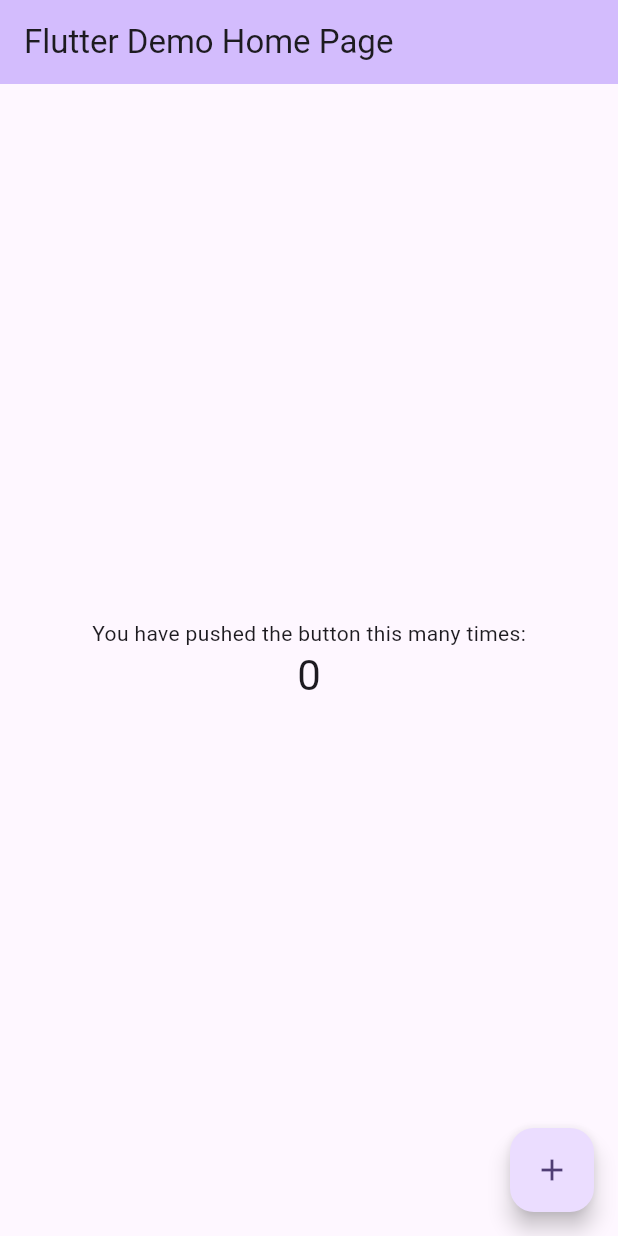
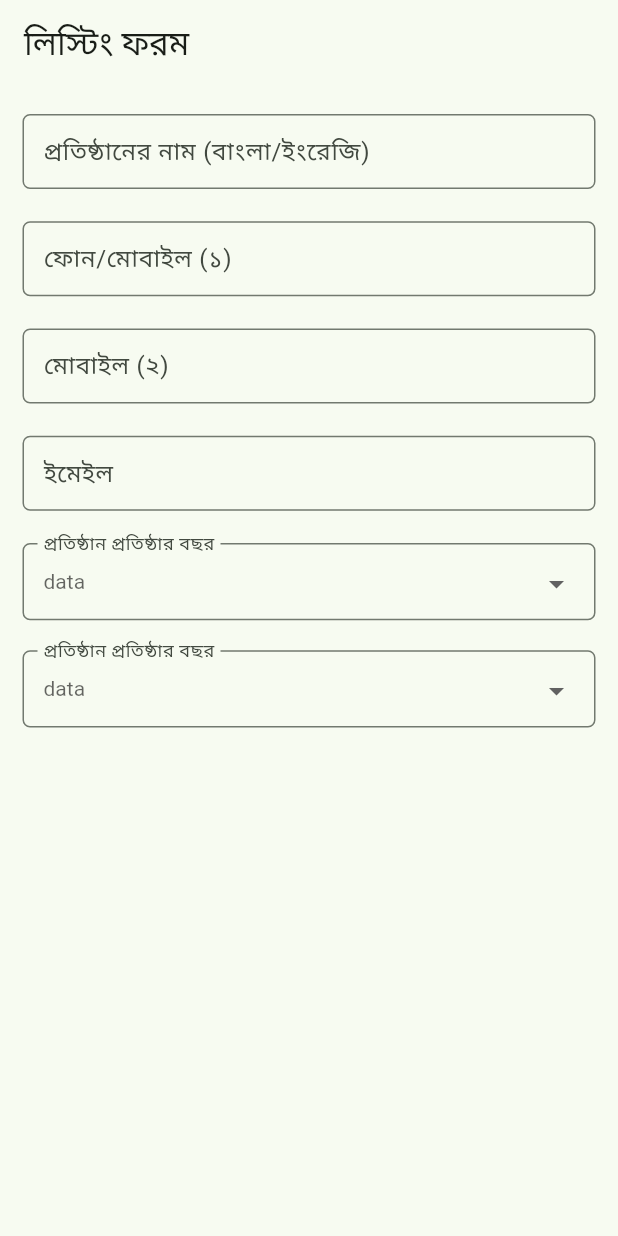
Before and after one commit to shahkutub/bbs_ec, a Flutter app: the screen it shows after launch, on a phone screen of 412 x 824 dp. Run offline on Flutter 3.47's test engine with Material 3 defaults, Android fonts, the phone set to English and light mode, and no system bars.

Commit message:
form design

```diff
--- /dev/null
+++ b/lib/entry_form.dart
@@ -0,0 +1,276 @@
+
+import 'package:flutter/cupertino.dart';
+import 'package:flutter/material.dart';
+
+class EntryForm extends StatefulWidget{
+  const EntryForm({super.key});
+
+  @override
+  State<EntryForm> createState() => _EntryFormState();
+}
+
+class _EntryFormState extends State<EntryForm> {
+  final _formKey = GlobalKey<FormState>();
+  String dropdownValueCountry = 'Select country';
+  String dropdownValueDivision = '';
+  String dropdownValueDistrict = 'Select district';
+  String dropdownValueUpozila = 'Select upozila';
+  String dropdownValueUp = 'Select union parishad';
+
+  var nameEditController = TextEditingController();
+  var phoneEditController = TextEditingController();
+  var alterPhoneEditController = TextEditingController();
+  var emailEditController = TextEditingController();
+  var addressEditController = TextEditingController();
+  var couponEditController = TextEditingController();
+
+  List<ItemData> yearList = [];
+
+
+  String countryName = '';
+
+  @override
+  void initState()   {
+    // TODO: implement initState
+    super.initState();
+    addListData();
+
+  }
+
+
+  @override
+  Widget build(BuildContext context) {
+    double width = MediaQuery.of(context).size.width;
+    double height = MediaQuery.of(context).size.height;
+    return Scaffold(
+      appBar:AppBar(title: Text('লিস্টিং ফরম'),),
+      body: SingleChildScrollView(
+        child: Container(
+          margin: EdgeInsets.only(left: 15,right: 15),
+          child: Column(
+            children: [
+              Form(
+                  key: _formKey,
+                  child:
+                  Column(
+                    children: [
+                      SizedBox(height: 20,),
+                      Container(
+                        width: width,
+                        height: width/8,
+                        child: TextFormField(
+                          controller: nameEditController,
+                          validator: (value) {
+                            if (value!.isEmpty) {
+                              return 'প্রতিষ্ঠানের নাম (বাংলা/ইংরেজি)';
+                            }
+                            return null;
+                          },
+                          decoration: InputDecoration(
+                            labelText: 'প্রতিষ্ঠানের নাম (বাংলা/ইংরেজি)',
+                            hintText: 'প্রতিষ্ঠানের নাম (বাংলা/ইংরেজি)',
+                            contentPadding: EdgeInsets.fromLTRB(10.0, 15.0, 10.0, 15.0),
+                            border: OutlineInputBorder(borderRadius: BorderRadius.circular(5.0)),
+                          ),
+                          style: TextStyle(fontSize: 13,),
+                          keyboardType: TextInputType.text,
+                        ),
+                      ),
+                      SizedBox(height: 20,),
+                      Container(
+                            width: width,
+                            height: width/8,
+                            child: TextFormField(
+                              controller: phoneEditController,
+                              validator: (value) {
+                                if (value!.isEmpty) {
+                                  return 'ফোন/মোবাইল (১)';
+                                }
+                                return null;
+                              },
+                              decoration: InputDecoration(
+                                labelText: 'ফোন/মোবাইল (১)',
+                                hintText: 'ফোন/মোবাইল (১)',
+                                contentPadding: EdgeInsets.fromLTRB(10.0, 15.0, 10.0, 15.0),
+                                border: OutlineInputBorder(borderRadius: BorderRadius.circular(5.0)),
+                              ),
+                              style: TextStyle(fontSize: 13),
+                              keyboardType: TextInputType.phone,
+                            ),
+                          ),
+                      SizedBox(height: 20,),
+                      //phone alter
+                      Container(
+                        width: width,
+                        height: width/8,
+                        child: TextFormField(
+                          controller: alterPhoneEditController,
+                          // validator: (value) {
+                          //   if (value!.isEmpty) {
+                          //     return 'মোবাইল (২)';
+                          //   }
+                          //   return null;
+                          // },
+                          decoration: InputDecoration(
+                            labelText: 'মোবাইল (২)',
+                            hintText: 'মোবাইল (২)',
+                            contentPadding: EdgeInsets.fromLTRB(10.0, 15.0, 10.0, 15.0),
+                            border: OutlineInputBorder(borderRadius: BorderRadius.circular(5.0)),
+                          ),
+                          style: TextStyle(fontSize: 13,),
+                          keyboardType: TextInputType.phone,
+                        ),
+                      ),
+                      SizedBox(height: 20,),
+                      Container(
+                        width: width,
+                        height: width/8,
+                        child: TextFormField(
+                          controller: emailEditController,
+                          validator: (value) {
+                            if (value!.isEmpty) {
+                              return 'ইমেইল';
+                            }
+                            return null;
+                          },
+                          decoration: InputDecoration(
+                            labelText: 'ইমেইল',
+                            hintText: 'ইমেইল',
+                            contentPadding: EdgeInsets.fromLTRB(10.0, 15.0, 10.0, 15.0),
+                            border: OutlineInputBorder(borderRadius: BorderRadius.circular(5.0)),
+                          ),
+                          style: TextStyle(fontSize: 13,),
+                          keyboardType: TextInputType.emailAddress,
+                        ),
+                      ),
+                      SizedBox(height: 20,),
+                      yearList.length>0?
+                      Container(
+                          width: width,
+                          height: width/8,
+                          child: InputDecorator(
+                            decoration: InputDecoration(
+                              contentPadding: EdgeInsets.symmetric(
+                                  horizontal: 10.0, vertical: 15.0),
+                              labelText: 'প্রতিষ্ঠান প্রতিষ্ঠার বছর',
+                              border:
+                              OutlineInputBorder(borderRadius: BorderRadius.circular(5.0)),
+                            ),
+
+                            child: DropdownButtonHideUnderline( child:DropdownButton(
+                              hint: Text('data'),
+                              value: dropdownValueDivision.isNotEmpty ? dropdownValueDivision : null,
+                              //key: divisionKey,
+                              icon: const Icon(Icons.arrow_drop_down),
+                              iconSize: 24,
+                              elevation: 16,
+                              style: const TextStyle(color: Colors.black),
+                              onChanged: (String? newValue) {
+                                setState(() {
+                                dropdownValueDivision = newValue!;
+                                // yearList.forEach((element){
+                                //   if(newValue != 'Select division' && newValue == element.name){
+                                //     //divisionId = element.id.toString();
+                                //     countryName = element.name.toString();
+                                //    // getDistrict();
+                                //   }
+                                // });
+                                 });
+                              },
+                              items: yearList.map((country){
+                                return DropdownMenuItem(
+                                  child: Container(width:width*0.2,
+                                      height: width/8,
+                                      child: Text(country.name!,style: TextStyle(color: Colors.black),)),
+                                  value: country.name,
+                                );
+                              }).toList(),
+                            ),)
+                          )
+                      ):SizedBox(),
+                      SizedBox(height: 20,),
+                      yearList.length>0?
+                      Container(
+                          width: width,
+                          height: width/8,
+                          child: InputDecorator(
+                              decoration: InputDecoration(
+                                contentPadding: EdgeInsets.symmetric(
+                                    horizontal: 10.0, vertical: 15.0),
+                                labelText: 'প্রতিষ্ঠান প্রতিষ্ঠার বছর',
+                                border:
+                                OutlineInputBorder(borderRadius: BorderRadius.circular(5.0)),
+                              ),
+
+                              child: DropdownButtonHideUnderline( child:DropdownButton(
+                                hint: Text('data'),
+                                value: dropdownValueDivision.isNotEmpty ? dropdownValueDivision : null,
+                                //key: divisionKey,
+                                icon: const Icon(Icons.arrow_drop_down),
+                                iconSize: 24,
+                                elevation: 16,
+                                style: const TextStyle(color: Colors.black),
+                                onChanged: (String? newValue) {
+                                  setState(() {
+                                    dropdownValueDivision = newValue!;
+                                    // yearList.forEach((element){
+                                    //   if(newValue != 'Select division' && newValue == element.name){
+                                    //     //divisionId = element.id.toString();
+                                    //     countryName = element.name.toString();
+                                    //    // getDistrict();
+                                    //   }
+                                    // });
+                                  });
+                                },
+                                items: yearList.map((country){
+                                  return DropdownMenuItem(
+                                    child: Container(width:width*0.2,
+                                        height: width/8,
+                                        child: Text(country.name!,style: TextStyle(color: Colors.black),)),
+                                    value: country.name,
+
+                                  );
+                                }).toList(),
+                              ),)
+                          )
+                      ):SizedBox()
+
+                    ],
+                  )
+              ),
+            ],
+          ),
+        ),
+      ),
+
+      // InkWell(
+      //   onTap: (){
+      //     FocusScope.of(context).requestFocus(FocusNode());
+      //   },
+      //   child:
+      //
+      // ),
+
+    );
+
+  }
+
+  void addListData() async{
+    print('year'+yearList.length.toString());
+    for (int k = 2000; k < 2024; k++) {
+      int val = k+1;
+      print('year'+yearList.length.toString());
+      yearList.add(ItemData(name: val.toString(),id: '0'));
+    }
+    //print('year'+yearList.length.toString());
+    setState(() {
+
+    });
+  }
+}
+
+class ItemData {
+  String? name;
+  String? id;
+  ItemData({this.name,this.id});
+}
--- a/lib/main.dart
+++ b/lib/main.dart
@@ -1,4 +1,6 @@
 import 'package:flutter/material.dart';
+
+import 'entry_form.dart';
 
 void main() {
   runApp(const MyApp());
@@ -28,10 +30,10 @@ class MyApp extends StatelessWidget {
         //
         // This works for code too, not just values: Most code changes can be
         // tested with just a hot reload.
-        colorScheme: ColorScheme.fromSeed(seedColor: Colors.deepPurple),
+        colorScheme: ColorScheme.fromSeed(seedColor: Colors.green),
         useMaterial3: true,
       ),
-      home: const MyHomePage(title: 'Flutter Demo Home Page'),
+      home: const EntryForm(),
     );
   }
 }
```
